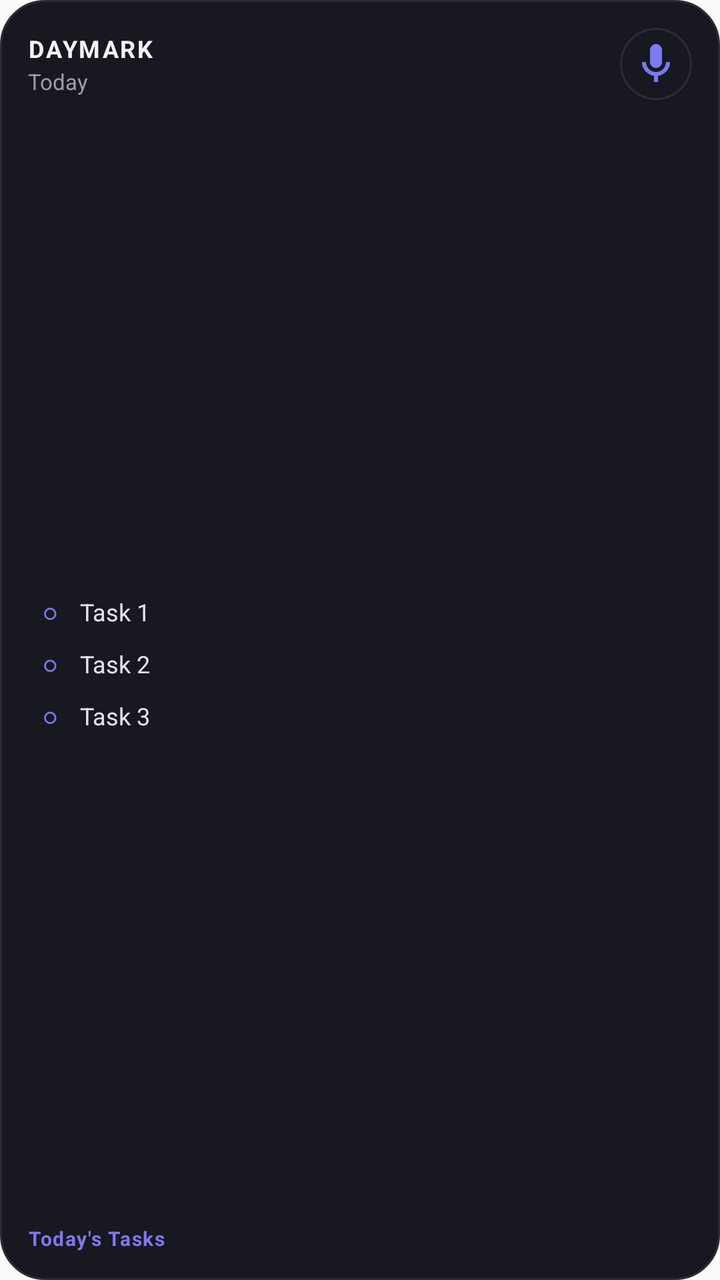
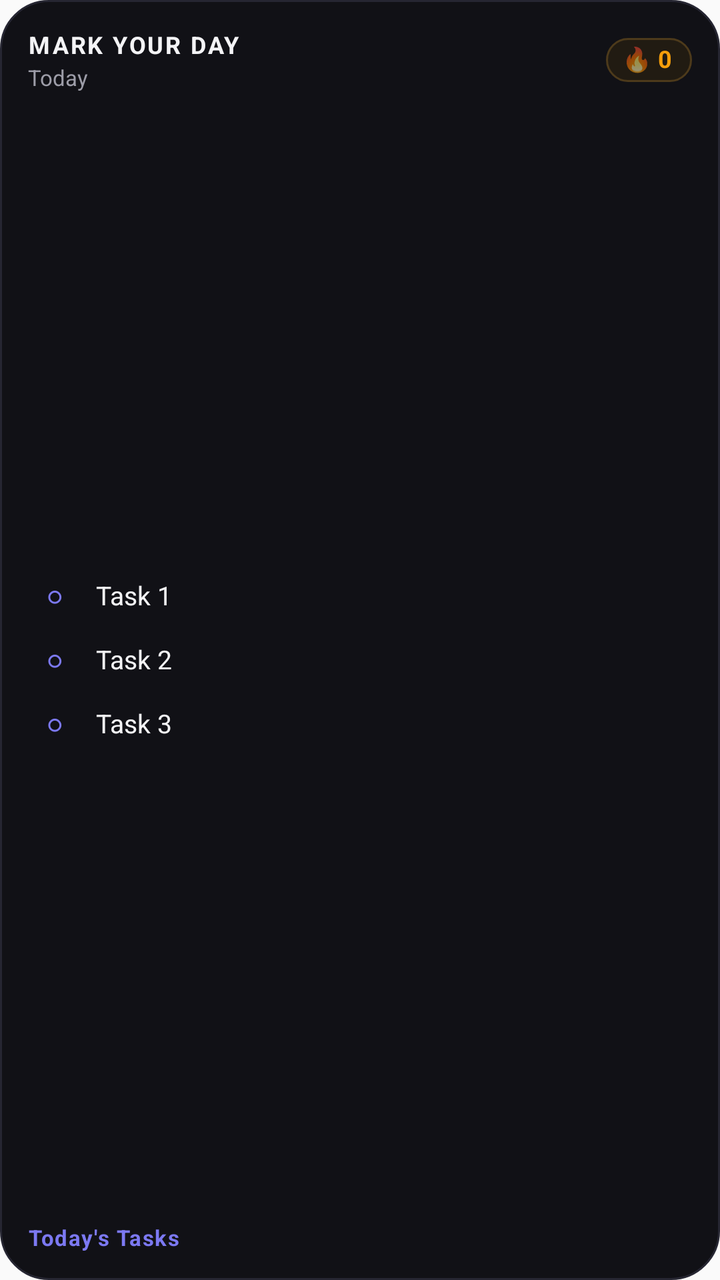

Two renders of the same Android screen: before a commit and after it. Below are the layout's source before the change and the commit's diff.
<!-- AndroidManifest.xml: application theme AppTheme -->
<!-- res/layout/daymark_widget.xml -->
<?xml version="1.0" encoding="utf-8"?>
<LinearLayout xmlns:android="http://schemas.android.com/apk/res/android"
    android:id="@+id/widget_root"
    android:layout_width="match_parent"
    android:layout_height="match_parent"
    android:orientation="vertical"
    android:background="@drawable/widget_bg"
    android:padding="14dp">

    
    <LinearLayout
        android:layout_width="match_parent"
        android:layout_height="wrap_content"
        android:orientation="horizontal"
        android:gravity="center_vertical">

        <LinearLayout
            android:layout_width="0dp"
            android:layout_height="wrap_content"
            android:layout_weight="1"
            android:orientation="vertical">

            <TextView
                android:id="@+id/widget_title"
                android:layout_width="wrap_content"
                android:layout_height="wrap_content"
                android:text="DAYMARK"
                android:textColor="#F4F4F6"
                android:textSize="12sp"
                android:textStyle="bold"
                android:letterSpacing="0.08" />

            <TextView
                android:id="@+id/widget_date"
                android:layout_width="wrap_content"
                android:layout_height="wrap_content"
                android:text="Today"
                android:textColor="#9D9DA8"
                android:textSize="11sp"
                android:layout_marginTop="1dp" />
        </LinearLayout>

        
        <ImageButton
            android:id="@+id/widget_btn_mic"
            android:layout_width="36dp"
            android:layout_height="36dp"
            android:background="@drawable/widget_bg"
            android:src="@drawable/ic_widget_mic"
            android:contentDescription="Quick voice task creation"
            android:scaleType="centerInside" />
    </LinearLayout>

    
    <LinearLayout
        android:id="@+id/widget_task_container"
        android:layout_width="match_parent"
        android:layout_height="0dp"
        android:layout_weight="1"
        android:orientation="vertical"
        android:layout_marginTop="8dp"
        android:gravity="center_vertical">

        
        <LinearLayout
            android:id="@+id/widget_task_row_1"
            android:layout_width="match_parent"
            android:layout_height="wrap_content"
            android:orientation="horizontal"
            android:gravity="center_vertical"
            android:layout_marginBottom="4dp">

            <TextView
                android:id="@+id/widget_task_check_1"
                android:layout_width="22dp"
                android:layout_height="22dp"
                android:gravity="center"
                android:text="○"
                android:textColor="#7C79F2"
                android:textSize="13sp"
                android:textStyle="bold" />

            <TextView
                android:id="@+id/widget_task_title_1"
                android:layout_width="0dp"
                android:layout_height="wrap_content"
                android:layout_weight="1"
                android:text="Task 1"
                android:textColor="#E2E2E8"
                android:textSize="12sp"
                android:singleLine="true"
                android:ellipsize="end"
                android:layout_marginStart="4dp" />
        </LinearLayout>

        
        <LinearLayout
            android:id="@+id/widget_task_row_2"
            android:layout_width="match_parent"
            android:layout_height="wrap_content"
            android:orientation="horizontal"
            android:gravity="center_vertical"
            android:layout_marginBottom="4dp">

            <TextView
                android:id="@+id/widget_task_check_2"
                android:layout_width="22dp"
                android:layout_height="22dp"
                android:gravity="center"
                android:text="○"
                android:textColor="#7C79F2"
                android:textSize="13sp"
                android:textStyle="bold" />

            <TextView
                android:id="@+id/widget_task_title_2"
                android:layout_width="0dp"
                android:layout_height="wrap_content"
                android:layout_weight="1"
                android:text="Task 2"
                android:textColor="#E2E2E8"
                android:textSize="12sp"
                android:singleLine="true"
                android:ellipsize="end"
                android:layout_marginStart="4dp" />
        </LinearLayout>

        
        <LinearLayout
            android:id="@+id/widget_task_row_3"
            android:layout_width="match_parent"
            android:layout_height="wrap_content"
            android:orientation="horizontal"
            android:gravity="center_vertical">

            <TextView
                android:id="@+id/widget_task_check_3"
                android:layout_width="22dp"
                android:layout_height="22dp"
                android:gravity="center"
                android:text="○"
                android:textColor="#7C79F2"
                android:textSize="13sp"
                android:textStyle="bold" />

            <TextView
                android:id="@+id/widget_task_title_3"
                android:layout_width="0dp"
                android:layout_height="wrap_content"
                android:layout_weight="1"
                android:text="Task 3"
                android:textColor="#E2E2E8"
                android:textSize="12sp"
                android:singleLine="true"
                android:ellipsize="end"
                android:layout_marginStart="4dp" />
        </LinearLayout>
    </LinearLayout>

    
    <LinearLayout
        android:id="@+id/widget_empty_view"
        android:layout_width="match_parent"
        android:layout_height="0dp"
        android:layout_weight="1"
        android:orientation="vertical"
        android:gravity="center"
        android:visibility="gone">

        <TextView
            android:layout_width="wrap_content"
            android:layout_height="wrap_content"
            android:text="All caught up for today"
            android:textColor="#9D9DA8"
            android:textSize="11sp"
            android:textStyle="italic" />

        <TextView
            android:layout_width="wrap_content"
            android:layout_height="wrap_content"
            android:text="Tap mic to speak a new task"
            android:textColor="#7C79F2"
            android:textSize="10sp"
            android:layout_marginTop="3dp" />
    </LinearLayout>

    
    <TextView
        android:id="@+id/widget_summary"
        android:layout_width="match_parent"
        android:layout_height="wrap_content"
        android:text="Today's Tasks"
        android:textColor="#7C79F2"
        android:textSize="10sp"
        android:textStyle="bold"
        android:letterSpacing="0.05"
        android:layout_marginTop="6dp" />

</LinearLayout>
<!-- resources referenced by this layout -->
<resources>
  <!-- drawable ic_widget_mic (drawable) -->
  <?xml version="1.0" encoding="utf-8"?>
  <vector xmlns:android="http://schemas.android.com/apk/res/android"
      android:width="24dp"
      android:height="24dp"
      android:viewportWidth="24"
      android:viewportHeight="24">
      <path
          android:fillColor="#7C79F2"
          android:pathData="M12,14c1.66,0 3,-1.34 3,-3V5c0,-1.66 -1.34,-3 -3,-3S9,3.34 9,5v6c0,1.66 1.34,3 3,3z"/>
      <path
          android:fillColor="#7C79F2"
          android:pathData="M17,11c0,2.76 -2.24,5 -5,5s-5,-2.24 -5,-5H5c0,3.53 2.61,6.43 6,6.92V21h2v-3.08c3.39,-0.49 6,-3.39 6,-6.92h-2z"/>
  </vector>
  <!-- drawable widget_bg (drawable) -->
  <?xml version="1.0" encoding="utf-8"?>
  <shape xmlns:android="http://schemas.android.com/apk/res/android"
      android:shape="rectangle">
      <solid android:color="#181820" />
      <stroke android:width="1dp" android:color="#2C2C38" />
      <corners android:radius="22dp" />
  </shape>
  <style name="AppTheme" parent="Theme.AppCompat.Light.DarkActionBar">
          
          <item name="colorPrimary">@color/colorPrimary</item>
          <item name="colorPrimaryDark">@color/colorPrimaryDark</item>
          <item name="colorAccent">@color/colorAccent</item>
      </style>
</resources>

<!-- the commit's change to res/layout/daymark_widget.xml (unified diff, before → after) -->
@@ -24,7 +24,7 @@
                 android:id="@+id/widget_title"
                 android:layout_width="wrap_content"
                 android:layout_height="wrap_content"
-                android:text="DAYMARK"
+                android:text="MARK YOUR DAY"
                 android:textColor="#F4F4F6"
                 android:textSize="12sp"
                 android:textStyle="bold"
@@ -41,14 +41,37 @@
         </LinearLayout>
 
         
-        <ImageButton
-            android:id="@+id/widget_btn_mic"
-            android:layout_width="36dp"
-            android:layout_height="36dp"
-            android:background="@drawable/widget_bg"
-            android:src="@drawable/ic_widget_mic"
-            android:contentDescription="Quick voice task creation"
-            android:scaleType="centerInside" />
+        <LinearLayout
+            android:id="@+id/widget_streak_container"
+            android:layout_width="wrap_content"
+            android:layout_height="wrap_content"
+            android:orientation="horizontal"
+            android:gravity="center_vertical"
+            android:background="@drawable/widget_streak_bg"
+            android:paddingStart="8dp"
+            android:paddingEnd="10dp"
+            android:paddingTop="4dp"
+            android:paddingBottom="4dp">
+
+            <TextView
+                android:id="@+id/widget_streak_flame"
+                android:layout_width="wrap_content"
+                android:layout_height="wrap_content"
+                android:text="🔥"
+                android:textSize="12sp"
+                android:includeFontPadding="false" />
+
+            <TextView
+                android:id="@+id/widget_streak_count"
+                android:layout_width="wrap_content"
+                android:layout_height="wrap_content"
+                android:text="0"
+                android:textColor="#F59E0B"
+                android:textSize="12sp"
+                android:textStyle="bold"
+                android:layout_marginStart="3dp"
+                android:includeFontPadding="false" />
+        </LinearLayout>
     </LinearLayout>
 
     
@@ -68,16 +91,17 @@
             android:layout_height="wrap_content"
             android:orientation="horizontal"
             android:gravity="center_vertical"
-            android:layout_marginBottom="4dp">
+            android:layout_marginTop="3dp"
+            android:layout_marginBottom="3dp">
 
             <TextView
                 android:id="@+id/widget_task_check_1"
-                android:layout_width="22dp"
-                android:layout_height="22dp"
+                android:layout_width="26dp"
+                android:layout_height="26dp"
                 android:gravity="center"
                 android:text="○"
                 android:textColor="#7C79F2"
-                android:textSize="13sp"
+                android:textSize="14sp"
                 android:textStyle="bold" />
 
             <TextView
@@ -86,11 +110,11 @@
                 android:layout_height="wrap_content"
                 android:layout_weight="1"
                 android:text="Task 1"
-                android:textColor="#E2E2E8"
-                android:textSize="12sp"
+                android:textColor="#F4F4F6"
+                android:textSize="13sp"
                 android:singleLine="true"
                 android:ellipsize="end"
-                android:layout_marginStart="4dp" />
+                android:layout_marginStart="8dp" />
         </LinearLayout>
 
         
@@ -100,16 +124,17 @@
             android:layout_height="wrap_content"
             android:orientation="horizontal"
             android:gravity="center_vertical"
-            android:layout_marginBottom="4dp">
+            android:layout_marginTop="3dp"
+            android:layout_marginBottom="3dp">
 
             <TextView
                 android:id="@+id/widget_task_check_2"
-                android:layout_width="22dp"
-                android:layout_height="22dp"
+                android:layout_width="26dp"
+                android:layout_height="26dp"
                 android:gravity="center"
                 android:text="○"
                 android:textColor="#7C79F2"
-                android:textSize="13sp"
+                android:textSize="14sp"
                 android:textStyle="bold" />
 
             <TextView
@@ -118,11 +143,11 @@
                 android:layout_height="wrap_content"
                 android:layout_weight="1"
                 android:text="Task 2"
-                android:textColor="#E2E2E8"
-                android:textSize="12sp"
+                android:textColor="#F4F4F6"
+                android:textSize="13sp"
                 android:singleLine="true"
                 android:ellipsize="end"
-                android:layout_marginStart="4dp" />
+                android:layout_marginStart="8dp" />
         </LinearLayout>
 
         
@@ -131,16 +156,18 @@
             android:layout_width="match_parent"
             android:layout_height="wrap_content"
             android:orientation="horizontal"
-            android:gravity="center_vertical">
+            android:gravity="center_vertical"
+            android:layout_marginTop="3dp"
+            android:layout_marginBottom="3dp">
 
             <TextView
                 android:id="@+id/widget_task_check_3"
-                android:layout_width="22dp"
-                android:layout_height="22dp"
+                android:layout_width="26dp"
+                android:layout_height="26dp"
                 android:gravity="center"
                 android:text="○"
                 android:textColor="#7C79F2"
-                android:textSize="13sp"
+                android:textSize="14sp"
                 android:textStyle="bold" />
 
             <TextView
@@ -149,11 +176,11 @@
                 android:layout_height="wrap_content"
                 android:layout_weight="1"
                 android:text="Task 3"
-                android:textColor="#E2E2E8"
-                android:textSize="12sp"
+                android:textColor="#F4F4F6"
+                android:textSize="13sp"
                 android:singleLine="true"
                 android:ellipsize="end"
-                android:layout_marginStart="4dp" />
+                android:layout_marginStart="8dp" />
         </LinearLayout>
     </LinearLayout>
 
@@ -172,15 +199,15 @@
             android:layout_height="wrap_content"
             android:text="All caught up for today"
             android:textColor="#9D9DA8"
-            android:textSize="11sp"
+            android:textSize="12sp"
             android:textStyle="italic" />
 
         <TextView
             android:layout_width="wrap_content"
             android:layout_height="wrap_content"
-            android:text="Tap mic to speak a new task"
+            android:text="Tap to open Mark Your Day"
             android:textColor="#7C79F2"
-            android:textSize="10sp"
+            android:textSize="11sp"
             android:layout_marginTop="3dp" />
     </LinearLayout>
 
@@ -191,7 +218,7 @@
         android:layout_height="wrap_content"
         android:text="Today's Tasks"
         android:textColor="#7C79F2"
-        android:textSize="10sp"
+        android:textSize="11sp"
         android:textStyle="bold"
         android:letterSpacing="0.05"
         android:layout_marginTop="6dp" />
<!-- resource entries referenced after the edit -->
@@ -1,26 +1,20 @@
 <!-- resources referenced by this layout -->
 <resources>
-  <!-- drawable ic_widget_mic (drawable) -->
-  <?xml version="1.0" encoding="utf-8"?>
-  <vector xmlns:android="http://schemas.android.com/apk/res/android"
-      android:width="24dp"
-      android:height="24dp"
-      android:viewportWidth="24"
-      android:viewportHeight="24">
-      <path
-          android:fillColor="#7C79F2"
-          android:pathData="M12,14c1.66,0 3,-1.34 3,-3V5c0,-1.66 -1.34,-3 -3,-3S9,3.34 9,5v6c0,1.66 1.34,3 3,3z"/>
-      <path
-          android:fillColor="#7C79F2"
-          android:pathData="M17,11c0,2.76 -2.24,5 -5,5s-5,-2.24 -5,-5H5c0,3.53 2.61,6.43 6,6.92V21h2v-3.08c3.39,-0.49 6,-3.39 6,-6.92h-2z"/>
-  </vector>
   <!-- drawable widget_bg (drawable) -->
   <?xml version="1.0" encoding="utf-8"?>
   <shape xmlns:android="http://schemas.android.com/apk/res/android"
       android:shape="rectangle">
-      <solid android:color="#181820" />
-      <stroke android:width="1dp" android:color="#2C2C38" />
-      <corners android:radius="22dp" />
+      <solid android:color="#111116" />
+      <stroke android:width="1dp" android:color="#262632" />
+      <corners android:radius="24dp" />
+  </shape>
+  <!-- drawable widget_streak_bg (drawable) -->
+  <?xml version="1.0" encoding="utf-8"?>
+  <shape xmlns:android="http://schemas.android.com/apk/res/android"
+      android:shape="rectangle">
+      <solid android:color="#211B12" />
+      <stroke android:width="1dp" android:color="#4D3A1B" />
+      <corners android:radius="14dp" />
   </shape>
   <style name="AppTheme" parent="Theme.AppCompat.Light.DarkActionBar">
           
